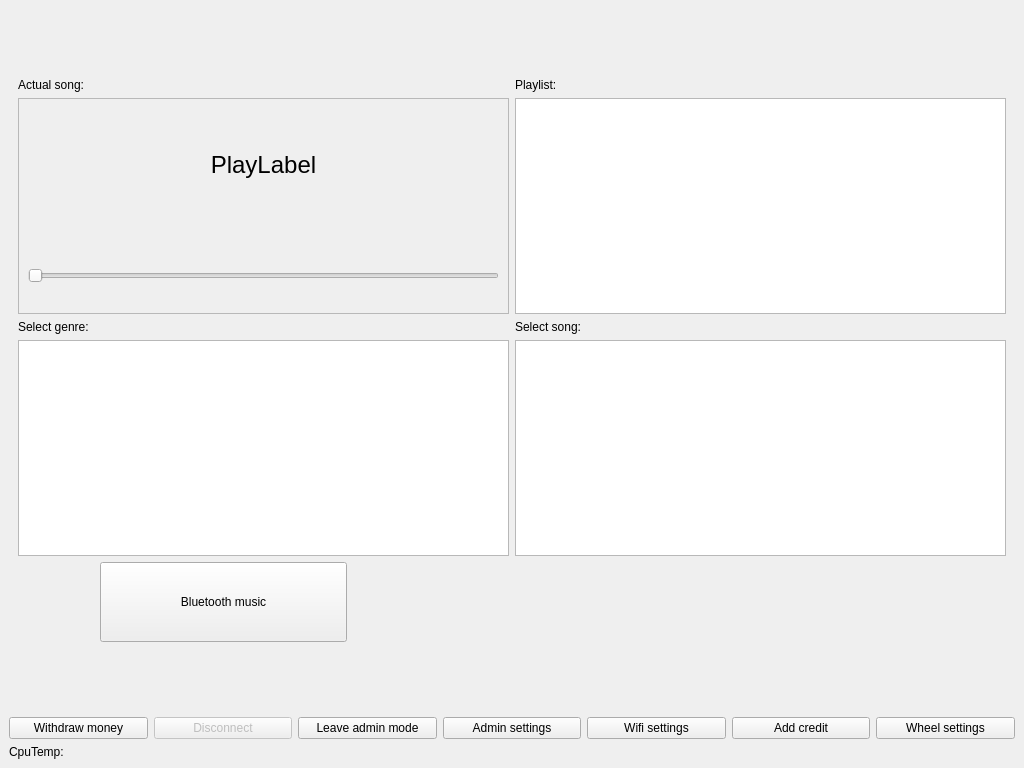
Old version of the form blue-app/ui/MainWindow.ui in the repository matus-u/sz-bluetooth.
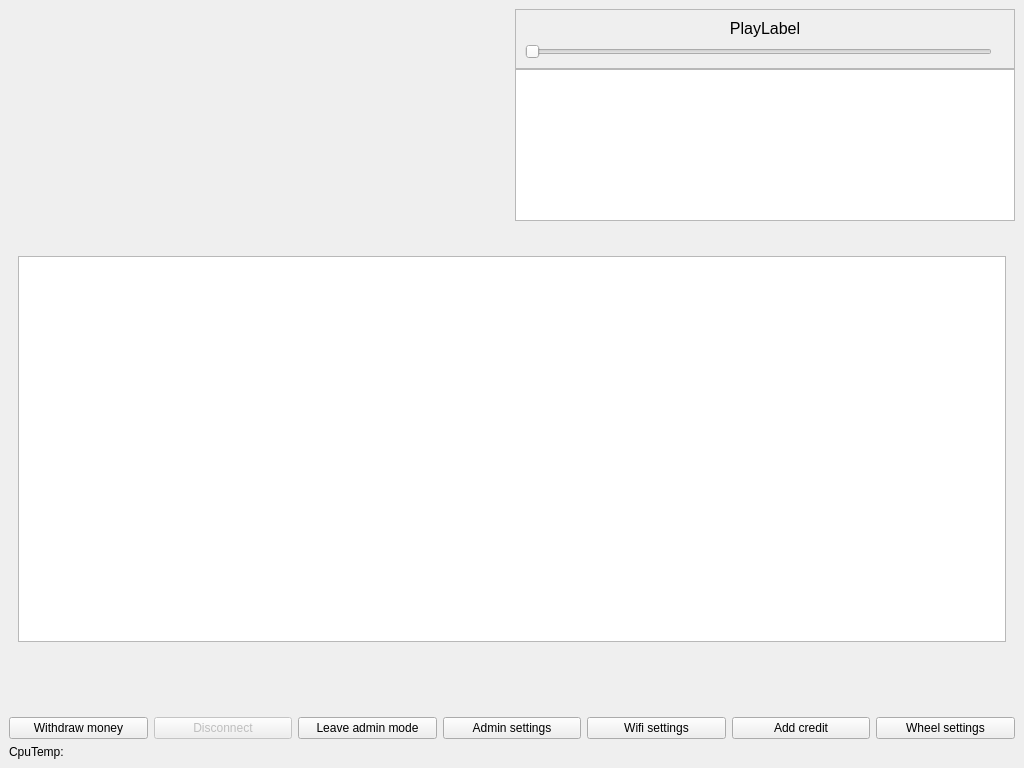
New version of the form. The open tabs and pages were chosen to show the change. Icons and pictures are not drawn.

Patch:
```diff
--- a/blue-app/ui/MainWindow.ui
+++ b/blue-app/ui/MainWindow.ui
@@ -16,233 +16,143 @@
   <widget class="QWidget" name="centralwidget">
    <layout class="QHBoxLayout" name="horizontalLayout_3" stretch="0">
     <item>
-     <layout class="QVBoxLayout" name="verticalLayout" stretch="0,0,0,0,0">
+     <layout class="QVBoxLayout" name="verticalLayout" stretch="1,2,0,0,0">
       <item>
-       <layout class="QHBoxLayout" name="horizontalLayout_6" stretch="0,0,0">
+       <layout class="QHBoxLayout" name="horizontalLayout_5">
         <item>
-         <widget class="QLabel" name="insertNewCoinLabel">
-          <property name="sizePolicy">
-           <sizepolicy hsizetype="MinimumExpanding" vsizetype="Preferred">
-            <horstretch>0</horstretch>
-            <verstretch>0</verstretch>
-           </sizepolicy>
-          </property>
-          <property name="font">
-           <font>
-            <pointsize>15</pointsize>
-           </font>
-          </property>
-          <property name="text">
-           <string/>
-          </property>
-         </widget>
-        </item>
-        <item>
-         <widget class="QLabel" name="coinImageLabel">
-          <property name="sizePolicy">
-           <sizepolicy hsizetype="Preferred" vsizetype="Preferred">
-            <horstretch>0</horstretch>
-            <verstretch>0</verstretch>
-           </sizepolicy>
-          </property>
-          <property name="minimumSize">
-           <size>
-            <width>45</width>
-            <height>45</height>
-           </size>
-          </property>
-          <property name="text">
-           <string/>
-          </property>
-         </widget>
-        </item>
-        <item>
-         <layout class="QVBoxLayout" name="verticalLayout_4">
+         <layout class="QVBoxLayout" name="verticalLayout_10" stretch="1,2,2,2,1">
           <item>
-           <widget class="QLabel" name="actualCreditValue">
-            <property name="sizePolicy">
-             <sizepolicy hsizetype="Preferred" vsizetype="Preferred">
-              <horstretch>0</horstretch>
-              <verstretch>0</verstretch>
-             </sizepolicy>
+           <spacer name="verticalSpacer">
+            <property name="orientation">
+             <enum>Qt::Vertical</enum>
             </property>
+            <property name="sizeHint" stdset="0">
+             <size>
+              <width>20</width>
+              <height>40</height>
+             </size>
+            </property>
+           </spacer>
+          </item>
+          <item>
+           <layout class="QHBoxLayout" name="horizontalLayout_6" stretch="0,0,0">
+            <item>
+             <layout class="QVBoxLayout" name="verticalLayout_4">
+              <item>
+               <widget class="QLabel" name="actualCreditValue">
+                <property name="sizePolicy">
+                 <sizepolicy hsizetype="Preferred" vsizetype="Preferred">
+                  <horstretch>0</horstretch>
+                  <verstretch>0</verstretch>
+                 </sizepolicy>
+                </property>
+                <property name="text">
+                 <string/>
+                </property>
+               </widget>
+              </item>
+              <item>
+               <widget class="QLabel" name="actualMoneyValue">
+                <property name="text">
+                 <string/>
+                </property>
+               </widget>
+              </item>
+              <item>
+               <widget class="QLabel" name="wifiStateLabel">
+                <property name="text">
+                 <string/>
+                </property>
+               </widget>
+              </item>
+             </layout>
+            </item>
+            <item>
+             <widget class="QLabel" name="coinImageLabel">
+              <property name="sizePolicy">
+               <sizepolicy hsizetype="Preferred" vsizetype="Preferred">
+                <horstretch>0</horstretch>
+                <verstretch>0</verstretch>
+               </sizepolicy>
+              </property>
+              <property name="minimumSize">
+               <size>
+                <width>45</width>
+                <height>45</height>
+               </size>
+              </property>
+              <property name="text">
+               <string/>
+              </property>
+             </widget>
+            </item>
+            <item>
+             <widget class="QLabel" name="insertNewCoinLabel">
+              <property name="sizePolicy">
+               <sizepolicy hsizetype="MinimumExpanding" vsizetype="Preferred">
+                <horstretch>0</horstretch>
+                <verstretch>0</verstretch>
+               </sizepolicy>
+              </property>
+              <property name="font">
+               <font>
+                <pointsize>15</pointsize>
+               </font>
+              </property>
+              <property name="text">
+               <string/>
+              </property>
+             </widget>
+            </item>
+           </layout>
+          </item>
+          <item>
+           <widget class="QLabel" name="infoLabel">
+            <property name="font">
+             <font>
+              <pointsize>15</pointsize>
+             </font>
+            </property>
             <property name="text">
              <string/>
             </property>
-            <property name="alignment">
-             <set>Qt::AlignRight|Qt::AlignTrailing|Qt::AlignVCenter</set>
-            </property>
            </widget>
           </item>
           <item>
-           <widget class="QLabel" name="actualMoneyValue">
+           <widget class="QLabel" name="errorLabel">
+            <property name="font">
+             <font>
+              <pointsize>15</pointsize>
+             </font>
+            </property>
             <property name="text">
              <string/>
             </property>
-            <property name="alignment">
-             <set>Qt::AlignRight|Qt::AlignTrailing|Qt::AlignVCenter</set>
-            </property>
            </widget>
           </item>
           <item>
-           <widget class="QLabel" name="wifiStateLabel">
-            <property name="text">
-             <string/>
+           <spacer name="verticalSpacer_2">
+            <property name="orientation">
+             <enum>Qt::Vertical</enum>
             </property>
-            <property name="alignment">
-             <set>Qt::AlignRight|Qt::AlignTrailing|Qt::AlignVCenter</set>
+            <property name="sizeHint" stdset="0">
+             <size>
+              <width>20</width>
+              <height>40</height>
+             </size>
             </property>
-           </widget>
+           </spacer>
           </item>
          </layout>
         </item>
-       </layout>
-      </item>
-      <item>
-       <widget class="QStackedWidget" name="stackedWidget">
-        <property name="sizePolicy">
-         <sizepolicy hsizetype="Expanding" vsizetype="Preferred">
-          <horstretch>0</horstretch>
-          <verstretch>0</verstretch>
-         </sizepolicy>
-        </property>
-        <property name="currentIndex">
-         <number>0</number>
-        </property>
-        <widget class="QWidget" name="pageMain">
-         <layout class="QVBoxLayout" name="verticalLayout_3" stretch="6,1">
+        <item>
+         <layout class="QHBoxLayout" name="horizontalLayout">
           <item>
-           <layout class="QGridLayout" name="gridLayout_2" rowstretch="0,0,0,0" columnstretch="0,0">
-            <item row="0" column="0">
-             <widget class="QLabel" name="actualSongLabel">
-              <property name="sizePolicy">
-               <sizepolicy hsizetype="Preferred" vsizetype="Fixed">
-                <horstretch>0</horstretch>
-                <verstretch>0</verstretch>
-               </sizepolicy>
-              </property>
-              <property name="text">
-               <string>Actual song:</string>
-              </property>
-             </widget>
-            </item>
-            <item row="0" column="1">
-             <widget class="QLabel" name="playListLabel">
-              <property name="sizePolicy">
-               <sizepolicy hsizetype="Preferred" vsizetype="Fixed">
-                <horstretch>0</horstretch>
-                <verstretch>0</verstretch>
-               </sizepolicy>
-              </property>
-              <property name="text">
-               <string>Playlist:</string>
-              </property>
-             </widget>
-            </item>
-            <item row="3" column="1">
-             <widget class="QTableWidget" name="songsWidget">
-              <property name="styleSheet">
-               <string notr="true"/>
-              </property>
-              <property name="editTriggers">
-               <set>QAbstractItemView::NoEditTriggers</set>
-              </property>
-              <property name="tabKeyNavigation">
-               <bool>true</bool>
-              </property>
-              <property name="showDropIndicator" stdset="0">
-               <bool>false</bool>
-              </property>
-              <property name="alternatingRowColors">
-               <bool>false</bool>
-              </property>
-              <property name="selectionMode">
-               <enum>QAbstractItemView::SingleSelection</enum>
-              </property>
-              <property name="selectionBehavior">
-               <enum>QAbstractItemView::SelectRows</enum>
-              </property>
-              <property name="showGrid">
-               <bool>false</bool>
-              </property>
-              <property name="gridStyle">
-               <enum>Qt::NoPen</enum>
-              </property>
-              <property name="columnCount">
-               <number>1</number>
-              </property>
-              <attribute name="horizontalHeaderVisible">
-               <bool>false</bool>
-              </attribute>
-              <attribute name="horizontalHeaderCascadingSectionResizes">
-               <bool>true</bool>
-              </attribute>
-              <attribute name="horizontalHeaderDefaultSectionSize">
-               <number>150</number>
-              </attribute>
-              <attribute name="horizontalHeaderHighlightSections">
-               <bool>false</bool>
-              </attribute>
-              <attribute name="horizontalHeaderMinimumSectionSize">
-               <number>40</number>
-              </attribute>
-              <attribute name="horizontalHeaderShowSortIndicator" stdset="0">
-               <bool>false</bool>
-              </attribute>
-              <attribute name="horizontalHeaderStretchLastSection">
-               <bool>true</bool>
-              </attribute>
-              <attribute name="verticalHeaderVisible">
-               <bool>false</bool>
-              </attribute>
-              <attribute name="verticalHeaderMinimumSectionSize">
-               <number>35</number>
-              </attribute>
-              <column/>
-             </widget>
-            </item>
-            <item row="3" column="0">
-             <widget class="QTableWidget" name="genreWidget">
-              <property name="styleSheet">
-               <string notr="true"/>
-              </property>
-              <property name="editTriggers">
-               <set>QAbstractItemView::NoEditTriggers</set>
-              </property>
-              <property name="selectionMode">
-               <enum>QAbstractItemView::SingleSelection</enum>
-              </property>
-              <property name="selectionBehavior">
-               <enum>QAbstractItemView::SelectRows</enum>
-              </property>
-              <property name="showGrid">
-               <bool>false</bool>
-              </property>
-              <property name="columnCount">
-               <number>1</number>
-              </property>
-              <attribute name="horizontalHeaderVisible">
-               <bool>false</bool>
-              </attribute>
-              <attribute name="horizontalHeaderDefaultSectionSize">
-               <number>150</number>
-              </attribute>
-              <attribute name="horizontalHeaderMinimumSectionSize">
-               <number>150</number>
-              </attribute>
-              <attribute name="horizontalHeaderStretchLastSection">
-               <bool>false</bool>
-              </attribute>
-              <attribute name="verticalHeaderVisible">
-               <bool>false</bool>
-              </attribute>
-              <attribute name="verticalHeaderMinimumSectionSize">
-               <number>35</number>
-              </attribute>
-              <column/>
-             </widget>
-            </item>
-            <item row="1" column="0">
+           <layout class="QVBoxLayout" name="verticalLayout_3" stretch="1,5">
+            <property name="spacing">
+             <number>0</number>
+            </property>
+            <item>
              <widget class="QFrame" name="livePlayFrame">
               <property name="frameShape">
                <enum>QFrame::StyledPanel</enum>
@@ -250,7 +160,7 @@
               <property name="frameShadow">
                <enum>QFrame::Raised</enum>
               </property>
-              <layout class="QVBoxLayout" name="verticalLayout_6" stretch="2,0,1">
+              <layout class="QVBoxLayout" name="verticalLayout_6" stretch="0,0">
                <item>
                 <widget class="QLabel" name="playLabel">
                  <property name="sizePolicy">
@@ -261,7 +171,7 @@
                  </property>
                  <property name="font">
                   <font>
-                   <pointsize>18</pointsize>
+                   <pointsize>12</pointsize>
                   </font>
                  </property>
                  <property name="text">
@@ -273,67 +183,36 @@
                 </widget>
                </item>
                <item>
-                <widget class="QLabel" name="timeLabel">
-                 <property name="sizePolicy">
-                  <sizepolicy hsizetype="MinimumExpanding" vsizetype="MinimumExpanding">
-                   <horstretch>0</horstretch>
-                   <verstretch>0</verstretch>
-                  </sizepolicy>
-                 </property>
-                 <property name="text">
-                  <string/>
-                 </property>
-                 <property name="alignment">
-                  <set>Qt::AlignBottom|Qt::AlignHCenter</set>
-                 </property>
-                </widget>
-               </item>
-               <item>
-                <widget class="QSlider" name="playSlider">
-                 <property name="sizePolicy">
-                  <sizepolicy hsizetype="MinimumExpanding" vsizetype="MinimumExpanding">
-                   <horstretch>0</horstretch>
-                   <verstretch>0</verstretch>
-                  </sizepolicy>
-                 </property>
-                 <property name="orientation">
-                  <enum>Qt::Horizontal</enum>
-                 </property>
-                 <property name="invertedAppearance">
-                  <bool>false</bool>
-                 </property>
-                </widget>
+                <layout class="QHBoxLayout" name="horizontalLayout_10">
+                 <item>
+                  <widget class="QSlider" name="playSlider">
+                   <property name="sizePolicy">
+                    <sizepolicy hsizetype="MinimumExpanding" vsizetype="MinimumExpanding">
+                     <horstretch>0</horstretch>
+                     <verstretch>0</verstretch>
+                    </sizepolicy>
+                   </property>
+                   <property name="orientation">
+                    <enum>Qt::Horizontal</enum>
+                   </property>
+                   <property name="invertedAppearance">
+                    <bool>false</bool>
+                   </property>
+                  </widget>
+                 </item>
+                 <item>
+                  <widget class="QLabel" name="timeLabel">
+                   <property name="text">
+                    <string/>
+                   </property>
+                  </widget>
+                 </item>
+                </layout>
                </item>
               </layout>
              </widget>
             </item>
-            <item row="2" column="0">
-             <widget class="QLabel" name="selectGenreLabel">
-              <property name="sizePolicy">
-               <sizepolicy hsizetype="Preferred" vsizetype="Fixed">
-                <horstretch>0</horstretch>
-                <verstretch>0</verstretch>
-               </sizepolicy>
-              </property>
-              <property name="text">
-               <string>Select genre:</string>
-              </property>
-             </widget>
-            </item>
-            <item row="2" column="1">
-             <widget class="QLabel" name="selectSongLabel">
-              <property name="sizePolicy">
-               <sizepolicy hsizetype="Preferred" vsizetype="Fixed">
-                <horstretch>0</horstretch>
-                <verstretch>0</verstretch>
-               </sizepolicy>
-              </property>
-              <property name="text">
-               <string>Select song:</string>
-              </property>
-             </widget>
-            </item>
-            <item row="1" column="1">
+            <item>
              <widget class="QStackedWidget" name="stackedWidget_2">
               <property name="currentIndex">
                <number>1</number>
@@ -413,63 +292,104 @@
             </item>
            </layout>
           </item>
+         </layout>
+        </item>
+       </layout>
+      </item>
+      <item>
+       <widget class="QStackedWidget" name="stackedWidget">
+        <property name="sizePolicy">
+         <sizepolicy hsizetype="Expanding" vsizetype="Preferred">
+          <horstretch>0</horstretch>
+          <verstretch>0</verstretch>
+         </sizepolicy>
+        </property>
+        <property name="currentIndex">
+         <number>0</number>
+        </property>
+        <widget class="QWidget" name="pageMain">
+         <layout class="QHBoxLayout" name="horizontalLayout_7">
           <item>
-           <layout class="QHBoxLayout" name="horizontalLayout_5" stretch="1,3,8">
+           <layout class="QVBoxLayout" name="verticalLayout_11">
             <item>
-             <spacer name="horizontalSpacer_3">
-              <property name="orientation">
-               <enum>Qt::Horizontal</enum>
-              </property>
-              <property name="sizeHint" stdset="0">
-               <size>
-                <width>40</width>
-                <height>20</height>
-               </size>
-              </property>
-             </spacer>
-            </item>
-            <item>
-             <widget class="QPushButton" name="bluetoothButton">
+             <widget class="QLabel" name="genreLabel">
               <property name="sizePolicy">
-               <sizepolicy hsizetype="Minimum" vsizetype="Minimum">
+               <sizepolicy hsizetype="Preferred" vsizetype="Fixed">
                 <horstretch>0</horstretch>
                 <verstretch>0</verstretch>
                </sizepolicy>
               </property>
-              <property name="layoutDirection">
-               <enum>Qt::LeftToRight</enum>
+              <property name="text">
+               <string/>
               </property>
+              <property name="alignment">
+               <set>Qt::AlignCenter</set>
+              </property>
+             </widget>
+            </item>
+            <item>
+             <widget class="QTableWidget" name="songsWidget">
               <property name="styleSheet">
                <string notr="true"/>
               </property>
-              <property name="text">
-               <string>Bluetooth music</string>
+              <property name="editTriggers">
+               <set>QAbstractItemView::NoEditTriggers</set>
               </property>
               <property name="icon">
                <iconset resource="../resources/Resources.qrc">
                 <normaloff>:/images/bluetooth1_fialova.png</normaloff>:/images/bluetooth1_fialova.png</iconset>
               </property>
-              <property name="iconSize">
-               <size>
-                <width>32</width>
-                <height>32</height>
-               </size>
+              <property name="showDropIndicator" stdset="0">
+               <bool>false</bool>
               </property>
+              <property name="alternatingRowColors">
+               <bool>false</bool>
+              </property>
+              <property name="selectionMode">
+               <enum>QAbstractItemView::SingleSelection</enum>
+              </property>
+              <property name="selectionBehavior">
+               <enum>QAbstractItemView::SelectRows</enum>
+              </property>
+              <property name="showGrid">
+               <bool>false</bool>
+              </property>
+              <property name="gridStyle">
+               <enum>Qt::NoPen</enum>
+              </property>
+              <property name="columnCount">
+               <number>1</number>
+              </property>
+              <attribute name="horizontalHeaderVisible">
+               <bool>false</bool>
+              </attribute>
+              <attribute name="horizontalHeaderCascadingSectionResizes">
+               <bool>true</bool>
+              </attribute>
+              <attribute name="horizontalHeaderDefaultSectionSize">
+               <number>150</number>
+              </attribute>
+              <attribute name="horizontalHeaderHighlightSections">
+               <bool>false</bool>
+              </attribute>
+              <attribute name="horizontalHeaderMinimumSectionSize">
+               <number>40</number>
+              </attribute>
+              <attribute name="horizontalHeaderShowSortIndicator" stdset="0">
+               <bool>false</bool>
+              </attribute>
+              <attribute name="horizontalHeaderStretchLastSection">
+               <bool>true</bool>
+              </attribute>
+              <attribute name="verticalHeaderVisible">
+               <bool>false</bool>
+              </attribute>
+              <attribute name="verticalHeaderMinimumSectionSize">
+               <number>35</number>
+              </attribute>
+              <column/>
              </widget>
             </item>
-            <item>
-             <spacer name="horizontalSpacer_6">
-              <property name="orientation">
-               <enum>Qt::Horizontal</enum>
-              </property>
-              <property name="sizeHint" stdset="0">
-               <size>
-                <width>40</width>
-                <height>20</height>
-               </size>
-              </property>
-             </spacer>
-            </item>
            </layout>
           </item>
          </layout>
```
Left out of the diff: 7 changed lines with no effect on the pictures.
